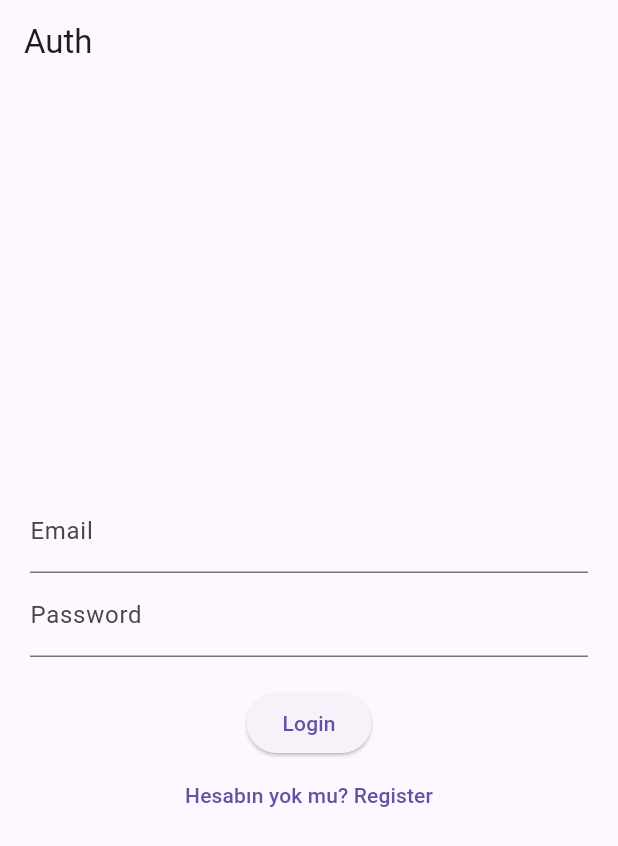
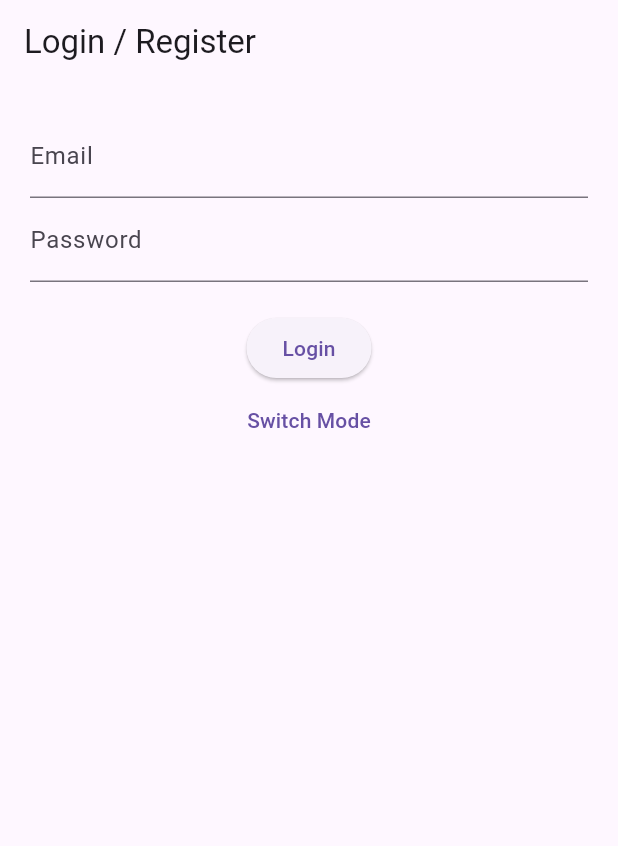
Before and after one commit to yusufozuguzel/halisaha-app, a Flutter app: the screen it shows after launch, on a phone screen of 412 x 824 dp. Shown: the top 846 px of the screen. Run offline on Flutter 3.47's test engine with Material 3 defaults, Android fonts, the phone set to English and light mode, and no system bars; our stand-ins replace cloud_firestore, firebase_auth, firebase_core, get; accounts and stored records are empty.

Commit message:
feat(auth): Firebase kimlik doğrulama akışı düzenlendi, RootView eklendi, logout özelliği eklendi

```diff
--- a/lib/main.dart
+++ b/lib/main.dart
@@ -1,12 +1,20 @@
 import 'package:flutter/material.dart';
 import 'package:get/get.dart';
 import 'package:firebase_core/firebase_core.dart';
-
+import 'firebase_options.dart';
 import 'routes/app_pages.dart';
+import 'routes/app_routes.dart';
+import 'modules/auth/controllers/auth_controller.dart';
 
 void main() async {
   WidgetsFlutterBinding.ensureInitialized();
-  await Firebase.initializeApp();
+
+  await Firebase.initializeApp(
+    options: DefaultFirebaseOptions.currentPlatform,
+  );
+
+  Get.put(AuthController(), permanent: true);
+
   runApp(const MyApp());
 }
 
@@ -17,9 +25,8 @@ class MyApp extends StatelessWidget {
   Widget build(BuildContext context) {
     return GetMaterialApp(
       debugShowCheckedModeBanner: false,
-      title: 'Halisaha App',
-      initialRoute: AppPages.initial,
-      getPages: AppPages.routes,
+      initialRoute: AppRoutes.ROOT,
+      getPages: AppPages.pages,
     );
   }
 }
--- a/lib/modules/auth/views/auth_view.dart
+++ b/lib/modules/auth/views/auth_view.dart
@@ -11,11 +11,10 @@ class AuthView extends GetView<AuthController> {
   @override
   Widget build(BuildContext context) {
     return Scaffold(
-      appBar: AppBar(title: const Text("Auth")),
+      appBar: AppBar(title: const Text("Login / Register")),
       body: Padding(
         padding: const EdgeInsets.all(20),
         child: Column(
-          mainAxisAlignment: MainAxisAlignment.center,
           children: [
             TextField(
               controller: emailController,
@@ -27,26 +26,24 @@ class AuthView extends GetView<AuthController> {
               obscureText: true,
             ),
             const SizedBox(height: 20),
+
             Obx(
               () => ElevatedButton(
-                onPressed: () => controller.submit(
-                  emailController.text,
-                  passwordController.text,
-                ),
+                onPressed: () {
+                  controller.submit(
+                    emailController.text,
+                    passwordController.text,
+                  );
+                },
                 child: Text(controller.isLogin.value ? "Login" : "Register"),
               ),
             ),
+
             TextButton(
               onPressed: () {
                 controller.isLogin.toggle();
               },
-              child: Obx(
-                () => Text(
-                  controller.isLogin.value
-                      ? "Hesabın yok mu? Register"
-                      : "Zaten hesabın var mı? Login",
-                ),
-              ),
+              child: const Text("Switch Mode"),
             ),
           ],
         ),
--- /dev/null
+++ b/lib/modules/root/views/root_view.dart
@@ -0,0 +1,30 @@
+import 'package:flutter/material.dart';
+import 'package:firebase_auth/firebase_auth.dart';
+import '../../home/views/home_view.dart';
+import '../../auth/views/auth_view.dart';
+
+class RootView extends StatelessWidget {
+  RootView({super.key});
+
+  final FirebaseAuth _auth = FirebaseAuth.instance;
+
+  @override
+  Widget build(BuildContext context) {
+    return StreamBuilder<User?>(
+      stream: _auth.authStateChanges(),
+      builder: (context, snapshot) {
+        if (snapshot.connectionState == ConnectionState.waiting) {
+          return const Scaffold(
+            body: Center(child: CircularProgressIndicator()),
+          );
+        }
+
+        if (snapshot.hasData) {
+          return HomeView();
+        } else {
+          return AuthView();
+        }
+      },
+    );
+  }
+}
--- a/lib/routes/app_pages.dart
+++ b/lib/routes/app_pages.dart
@@ -1,16 +1,13 @@
 import 'package:get/get.dart';
 import '../modules/auth/views/auth_view.dart';
-import '../modules/auth/bindings/auth_binding.dart';
+import '../modules/root/views/root_view.dart';
+import '../modules/home/views/home_view.dart';
 import 'app_routes.dart';
 
 class AppPages {
-  static const initial = Routes.AUTH;
-
-  static final routes = [
-    GetPage(
-      name: Routes.AUTH,
-      page: () => AuthView(),
-      binding: AuthBinding(),
-    ),
+  static final pages = [
+    GetPage(name: AppRoutes.ROOT, page: () => RootView()),
+    GetPage(name: AppRoutes.AUTH, page: () => AuthView()),
+    GetPage(name: AppRoutes.HOME, page: () => HomeView()),
   ];
 }
--- a/lib/routes/app_routes.dart
+++ b/lib/routes/app_routes.dart
@@ -1,3 +1,5 @@
-abstract class Routes {
+abstract class AppRoutes {
+  static const ROOT = '/';
   static const AUTH = '/auth';
+  static const HOME = '/home';
 }
```
Also changed, not shown: lib/modules/auth/controllers/auth_controller.dart (+17 -4 lines), lib/modules/home/views/home_view.dart (+19 -2 lines), firebase.json (added), lib/firebase_options.dart (added).
